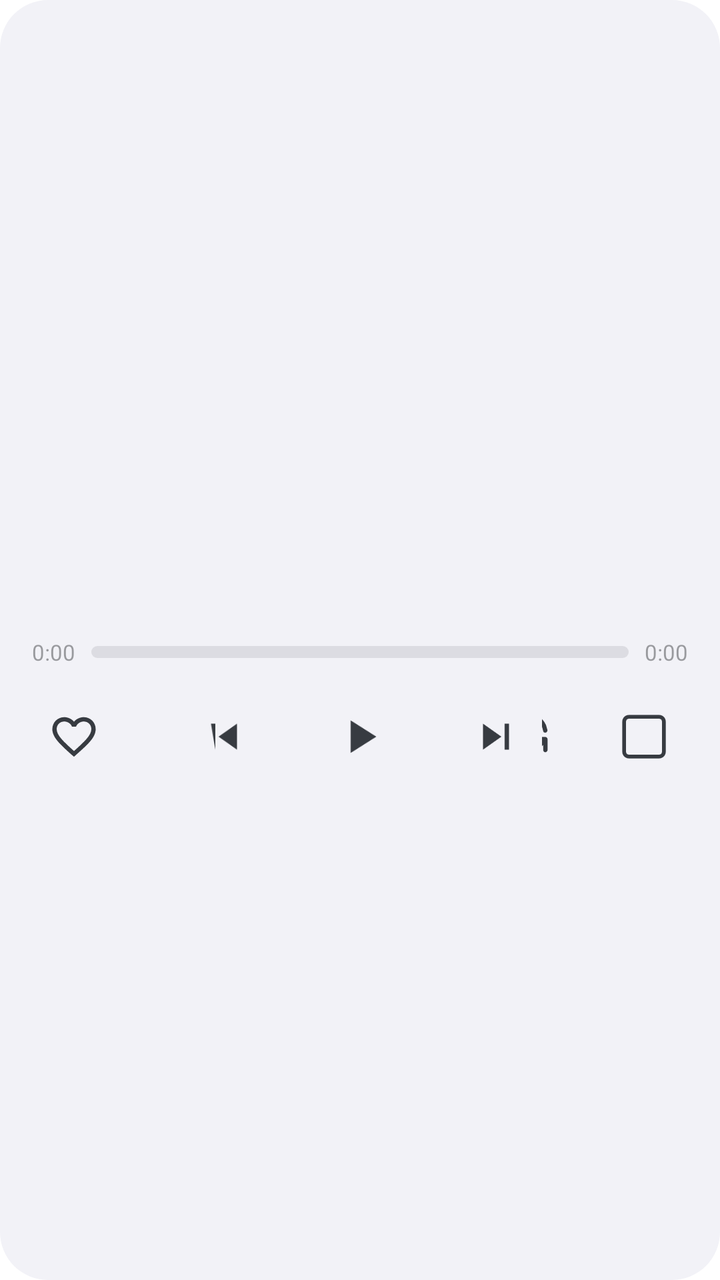
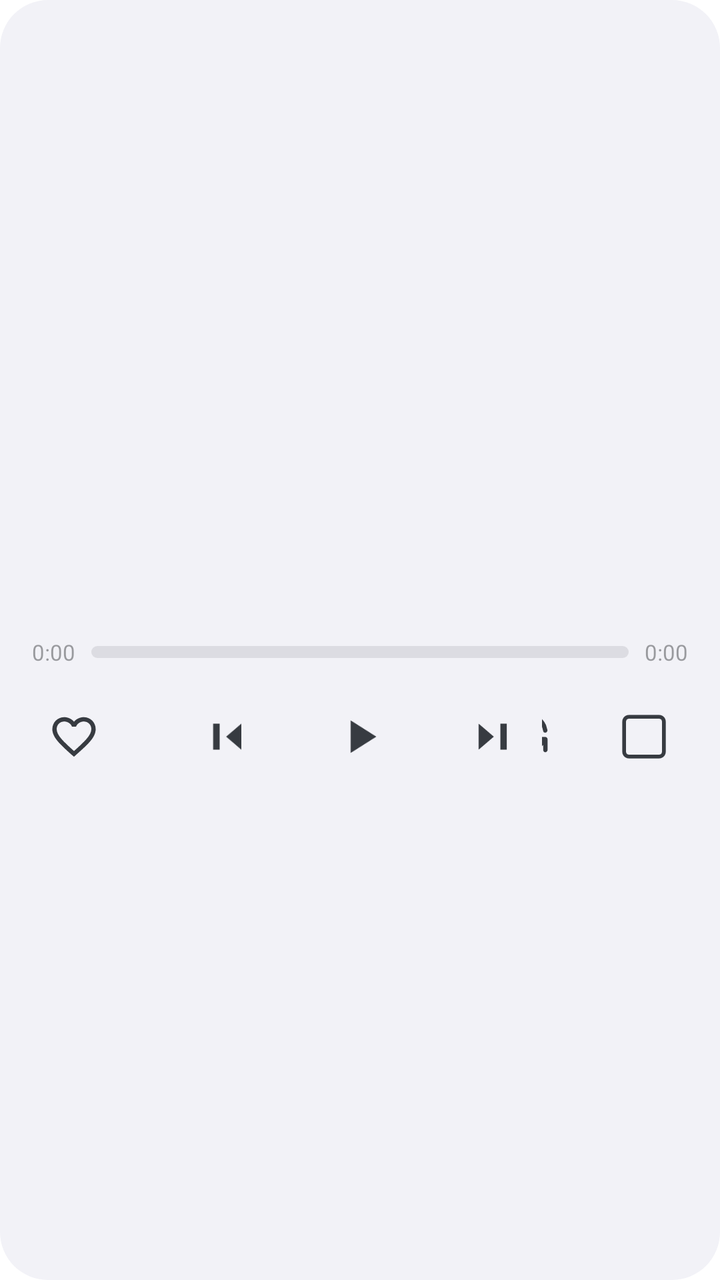

Two renders of the same Android screen: before a commit and after it. Below are the layout's source before the change and the commit's diff.
<!-- AndroidManifest.xml: fallback theme Theme.MaterialComponents.DayNight.NoActionBar -->
<!-- res/layout/player_widget.xml -->
<?xml version="1.0" encoding="utf-8"?>
<FrameLayout xmlns:android="http://schemas.android.com/apk/res/android"
    android:id="@+id/root"
    android:layout_width="match_parent"
    android:layout_height="match_parent"
    android:background="@drawable/widget_bg">

    <ImageView
        android:id="@+id/bgCover"
        android:layout_width="match_parent"
        android:layout_height="match_parent"
        android:scaleType="centerCrop"
        android:contentDescription="@string/widget_label" />

    <LinearLayout
        android:layout_width="match_parent"
        android:layout_height="match_parent"
        android:orientation="vertical"
        android:gravity="center_vertical"
        android:padding="14dp">

        
        <LinearLayout
            android:layout_width="match_parent"
            android:layout_height="wrap_content"
            android:orientation="horizontal"
            android:gravity="center_vertical">

            <ImageView
                android:id="@+id/cover"
                android:layout_width="60dp"
                android:layout_height="60dp"
                android:layout_marginEnd="14dp"
                android:scaleType="centerCrop"
                android:contentDescription="@string/widget_label" />

            <LinearLayout
                android:layout_width="0dp"
                android:layout_height="wrap_content"
                android:layout_weight="1"
                android:orientation="vertical">

                <TextView
                    android:id="@+id/songText"
                    android:layout_width="match_parent"
                    android:layout_height="wrap_content"
                    android:textColor="@color/widget_text_primary"
                    android:textSize="16sp"
                    android:textStyle="bold"
                    android:singleLine="true"
                    android:ellipsize="end" />

                <TextView
                    android:id="@+id/artistText"
                    android:layout_width="match_parent"
                    android:layout_height="wrap_content"
                    android:layout_marginTop="3dp"
                    android:textColor="@color/widget_text_secondary"
                    android:textSize="13sp"
                    android:singleLine="true"
                    android:ellipsize="end" />
            </LinearLayout>
        </LinearLayout>

        
        <LinearLayout
            android:layout_width="match_parent"
            android:layout_height="wrap_content"
            android:layout_marginTop="12dp"
            android:orientation="horizontal"
            android:gravity="center_vertical">

            <TextView
                android:id="@+id/timeCur"
                android:layout_width="wrap_content"
                android:layout_height="wrap_content"
                android:layout_marginStart="2dp"
                android:text="0:00"
                android:textColor="@color/widget_time"
                android:textSize="11sp" />

            <ProgressBar
                android:id="@+id/progress"
                style="?android:attr/progressBarStyleHorizontal"
                android:layout_width="0dp"
                android:layout_height="wrap_content"
                android:layout_weight="1"
                android:layout_marginStart="8dp"
                android:layout_marginEnd="8dp"
                android:max="100"
                android:progress="0"
                android:progressDrawable="@drawable/widget_progress_drawable"
                android:maxHeight="6dp"
                android:minHeight="6dp" />

            <TextView
                android:id="@+id/timeDur"
                android:layout_width="wrap_content"
                android:layout_height="wrap_content"
                android:layout_marginEnd="2dp"
                android:text="0:00"
                android:textColor="@color/widget_time"
                android:textSize="11sp" />
        </LinearLayout>

        
        <LinearLayout
            android:layout_width="match_parent"
            android:layout_height="wrap_content"
            android:layout_marginTop="10dp"
            android:orientation="horizontal"
            android:gravity="center_vertical">

            
            <LinearLayout
                android:layout_width="0dp"
                android:layout_height="wrap_content"
                android:layout_weight="1"
                android:orientation="horizontal"
                android:gravity="start">
                <ImageButton
                    android:id="@+id/btnFavorite"
                    android:layout_width="46dp"
                    android:layout_height="46dp"
                    android:padding="10dp"
                    android:background="@null"
                    android:src="@drawable/ic_notif_favorite"
                    android:scaleType="fitCenter"
                    android:contentDescription="@string/widget_label" />
            </LinearLayout>

            
            <LinearLayout
                android:layout_width="wrap_content"
                android:layout_height="wrap_content"
                android:orientation="horizontal"
                android:gravity="center">

                <ImageButton
                    android:id="@+id/btnPrev"
                    android:layout_width="46dp"
                    android:layout_height="46dp"
                    android:layout_marginEnd="10dp"
                    android:padding="10dp"
                    android:background="@null"
                    android:src="@drawable/ic_skip_previous"
                    android:tint="@color/widget_icon"
                    android:scaleType="fitCenter"
                    android:contentDescription="@string/widget_label" />

                <ImageButton
                    android:id="@+id/btnPlay"
                    android:layout_width="50dp"
                    android:layout_height="50dp"
                    android:layout_marginStart="10dp"
                    android:layout_marginEnd="10dp"
                    android:padding="11dp"
                    android:background="@null"
                    android:src="@drawable/ic_play"
                    android:tint="@color/widget_icon"
                    android:scaleType="fitCenter"
                    android:contentDescription="@string/widget_label" />

                <ImageButton
                    android:id="@+id/btnNext"
                    android:layout_width="46dp"
                    android:layout_height="46dp"
                    android:layout_marginStart="10dp"
                    android:padding="10dp"
                    android:background="@null"
                    android:src="@drawable/ic_skip_next"
                    android:tint="@color/widget_icon"
                    android:scaleType="fitCenter"
                    android:contentDescription="@string/widget_label" />
            </LinearLayout>

            
            <LinearLayout
                android:layout_width="0dp"
                android:layout_height="wrap_content"
                android:layout_weight="1"
                android:orientation="horizontal"
                android:gravity="end">

                <ImageButton
                    android:id="@+id/btnMode"
                    android:layout_width="44dp"
                    android:layout_height="44dp"
                    android:padding="9dp"
                    android:background="@null"
                    android:src="@drawable/ic_notif_mode_repeat"
                    android:tint="@color/widget_icon"
                    android:scaleType="fitCenter"
                    android:contentDescription="@string/widget_label" />

                <ImageButton
                    android:id="@+id/btnLyrics"
                    android:layout_width="48dp"
                    android:layout_height="48dp"
                    android:layout_marginStart="12dp"
                    android:padding="10dp"
                    android:background="@null"
                    android:src="@drawable/ic_notif_lyrics_off"
                    android:scaleType="fitCenter"
                    android:contentDescription="@string/widget_label" />
            </LinearLayout>
        </LinearLayout>
    </LinearLayout>
</FrameLayout>
<!-- resources referenced by this layout -->
<resources>
  <color name="widget_icon">#FF373B41</color>
  <color name="widget_text_primary">#FF202224</color>
  <color name="widget_text_secondary">#92202224</color>
  <color name="widget_time">#6B202224</color>
  <!-- drawable ic_notif_favorite (drawable) -->
  <vector xmlns:android="http://schemas.android.com/apk/res/android"
      android:width="24dp"
      android:height="24dp"
      android:viewportWidth="24"
      android:viewportHeight="24">
      
      <path
          android:fillColor="@color/widget_icon"
          android:pathData="M16.5,3c-1.74,0 -3.41,0.81 -4.5,2.09C10.91,3.81 9.24,3 7.5,3 4.42,3 2,5.42 2,8.5c0,3.78 3.4,6.86 8.55,11.54L12,21.27l1.45,-1.32C18.6,15.36 22,12.28 22,8.5 22,5.42 19.58,3 16.5,3zM12.1,18.55l-0.1,0.1 -0.1,-0.1C7.14,14.24 4,11.39 4,8.5 4,6.5 5.5,5 7.5,5c1.54,0 3.04,0.99 3.57,2.36h1.87C13.46,5.99 14.96,5 16.5,5c2,0 3.5,1.5 3.5,3.5 0,2.89 -3.14,5.74 -7.9,10.05z"/>
  </vector>
  <!-- drawable ic_notif_mode_repeat (drawable) -->
  <vector xmlns:android="http://schemas.android.com/apk/res/android"
      android:width="24dp"
      android:height="24dp"
      android:viewportWidth="24"
      android:viewportHeight="24"
      android:tint="#FFFFFF">
      
      <path
          android:pathData="M4 4 L4 9 L4.582 9 M19.938 11 A8.001 8.001 0 0 0 4.582 9 M4.582 9 L9 9 M20 20 L20 15 L19.419 15 A8.003 8.003 0 0 1 4.062 13 M19.419 15 L15 15"
          android:strokeColor="#FFFFFF"
          android:strokeWidth="2"
          android:strokeLineCap="round"
          android:strokeLineJoin="round"
          android:fillColor="@android:color/transparent"/>
  </vector>
  <!-- drawable ic_play (drawable) -->
  <vector xmlns:android="http://schemas.android.com/apk/res/android"
      android:width="24dp"
      android:height="24dp"
      android:viewportWidth="24"
      android:viewportHeight="24"
      android:tint="#FFFFFF">
      <path
          android:fillColor="#FFFFFF"
          android:pathData="M8,5v14l11,-7z" />
  </vector>
  <!-- drawable ic_skip_next (drawable) -->
  <vector xmlns:android="http://schemas.android.com/apk/res/android"
      android:width="24dp"
      android:height="24dp"
      android:viewportWidth="24"
      android:viewportHeight="24"
      android:tint="#FFFFFF">
      <path
          android:fillColor="#FFFFFF"
          android:pathData="M6,18l8.5,-6L6,6v12z M16,6v12h2L18,6h-2z" />
  </vector>
  <!-- drawable ic_skip_previous (drawable) -->
  <vector xmlns:android="http://schemas.android.com/apk/res/android"
      android:width="24dp"
      android:height="24dp"
      android:viewportWidth="24"
      android:viewportHeight="24"
      android:tint="#FFFFFF">
      <path
          android:fillColor="#FFFFFF"
          android:pathData="M6,6h2v12L6,6z M9.5,12l8.5,6L18,6L9.5,12z" />
  </vector>
  <!-- drawable widget_bg (drawable) -->
  <?xml version="1.0" encoding="utf-8"?>
  <shape xmlns:android="http://schemas.android.com/apk/res/android"
      android:shape="rectangle">
      <solid android:color="@color/widget_card_start" />
      <corners android:radius="24dp" />
  </shape>
  <!-- drawable widget_progress_drawable (drawable) -->
  <?xml version="1.0" encoding="utf-8"?>
  <layer-list xmlns:android="http://schemas.android.com/apk/res/android">
      <item android:id="@android:id/background">
          <shape android:shape="rectangle">
              <solid android:color="@color/widget_track" />
              <corners android:radius="3dp" />
          </shape>
      </item>
      <item android:id="@android:id/progress">
          <clip>
              <shape android:shape="rectangle">
                  <solid android:color="@color/widget_fill" />
                  <corners android:radius="3dp" />
              </shape>
          </clip>
      </item>
  </layer-list>
  <string name="widget_label">弦予播放</string>
  <color name="widget_card_start">#F2F2F7</color>
  <color name="widget_track">#1A20242B</color>
  <color name="widget_fill">#EC4142</color>
  <!-- unchanged entries left out for length: 1 -->
</resources>

<!-- the commit's change to res/layout/player_widget.xml (unified diff, before → after) -->
@@ -9,7 +9,7 @@
         android:id="@+id/bgCover"
         android:layout_width="match_parent"
         android:layout_height="match_parent"
-        android:scaleType="centerCrop"
+        android:scaleType="fitXY"
         android:contentDescription="@string/widget_label" />
 
     <LinearLayout
<!-- resource entries referenced after the edit -->
@@ -47,22 +47,20 @@
       android:width="24dp"
       android:height="24dp"
       android:viewportWidth="24"
-      android:viewportHeight="24"
-      android:tint="#FFFFFF">
+      android:viewportHeight="24">
       <path
           android:fillColor="#FFFFFF"
-          android:pathData="M6,18l8.5,-6L6,6v12z M16,6v12h2L18,6h-2z" />
+          android:pathData="M14,6h3v12h-3z M11,12L4,6v12z" />
   </vector>
   <!-- drawable ic_skip_previous (drawable) -->
   <vector xmlns:android="http://schemas.android.com/apk/res/android"
       android:width="24dp"
       android:height="24dp"
       android:viewportWidth="24"
-      android:viewportHeight="24"
-      android:tint="#FFFFFF">
+      android:viewportHeight="24">
       <path
           android:fillColor="#FFFFFF"
-          android:pathData="M6,6h2v12L6,6z M9.5,12l8.5,6L18,6L9.5,12z" />
+          android:pathData="M7,6h3v12H7z M13,12l7,-6v12z" />
   </vector>
   <!-- drawable widget_bg (drawable) -->
   <?xml version="1.0" encoding="utf-8"?>
